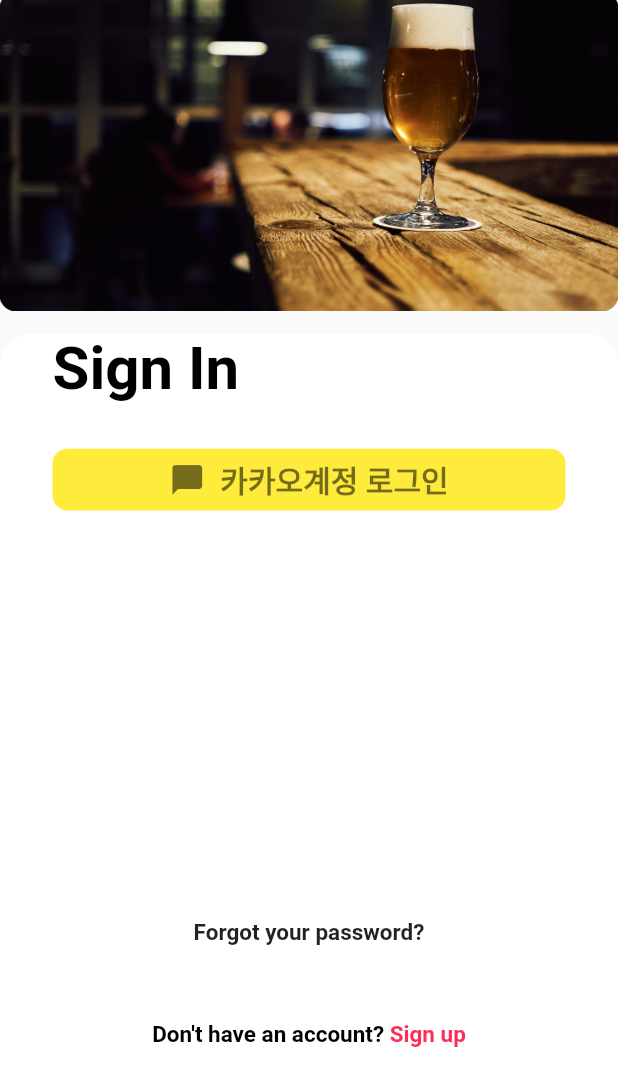
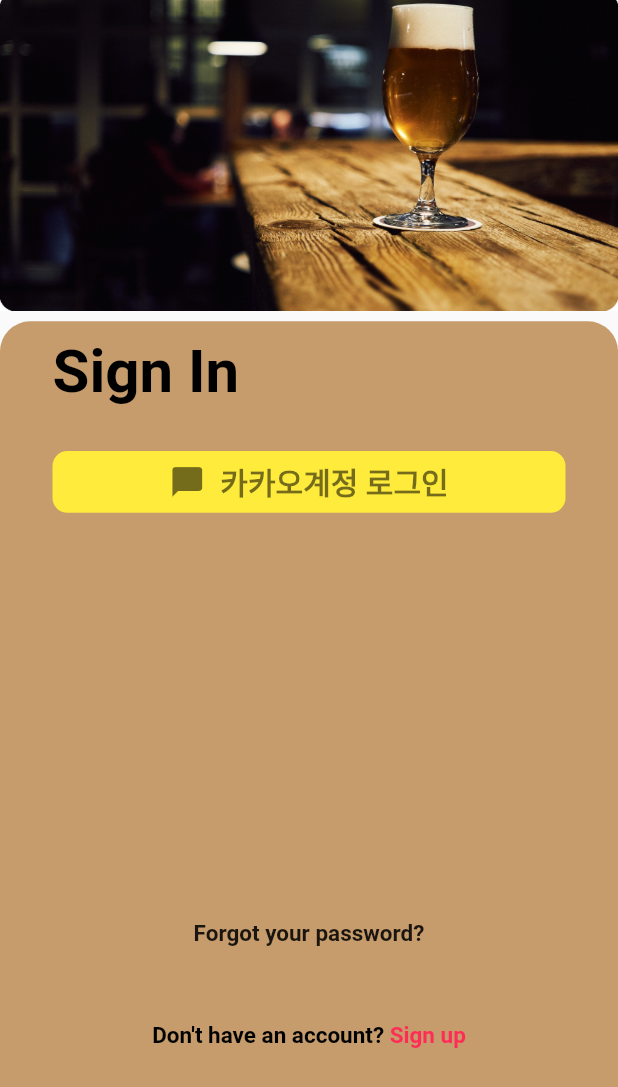
Before and after one commit to sinkyoungdeok/soorisulsul, a Flutter app: the screen it shows after launch, on a phone screen of 412 x 824 dp. Shown: the top 1087 px of the screen. Run offline on Flutter 3.47's test engine with Material 2 defaults, Android fonts, the phone set to English and light mode, and no system bars; missing offline and left inert: kakao_flutter_sdk; Roboto replaces fonts that are missing (Tomorrow); project files that could hold a hidden picture were left out.

Commit message:
[FIX] login ui color and layout

```diff
--- a/lib/screen/signIn.dart
+++ b/lib/screen/signIn.dart
@@ -149,13 +149,14 @@ class _KakaoLoginState extends State<SignIn> {
             .size
             .width,
         // margin: EdgeInsets.only(top: isSmall ? 180 : 300),
-        margin: EdgeInsets.only(top: MediaQuery.of(context).size.height * 0.27),
+        margin: EdgeInsets.only(top: MediaQuery.of(context).size.height * 0.26),
         decoration: BoxDecoration(
-          borderRadius: BorderRadius.circular(20),
-          color: Colors.white,
+          borderRadius: BorderRadius.only(topLeft: Radius.circular(20),
+              topRight:Radius.circular(20)),
+          color: const Color(0xffC69C6C),
         ),
         child: Padding(
-            padding: EdgeInsets.fromLTRB(35, 0, 35, 35),
+            padding: EdgeInsets.fromLTRB(35, 10, 35, 35),
             child: Form(
               key: formKey,
               child: Column(
```
